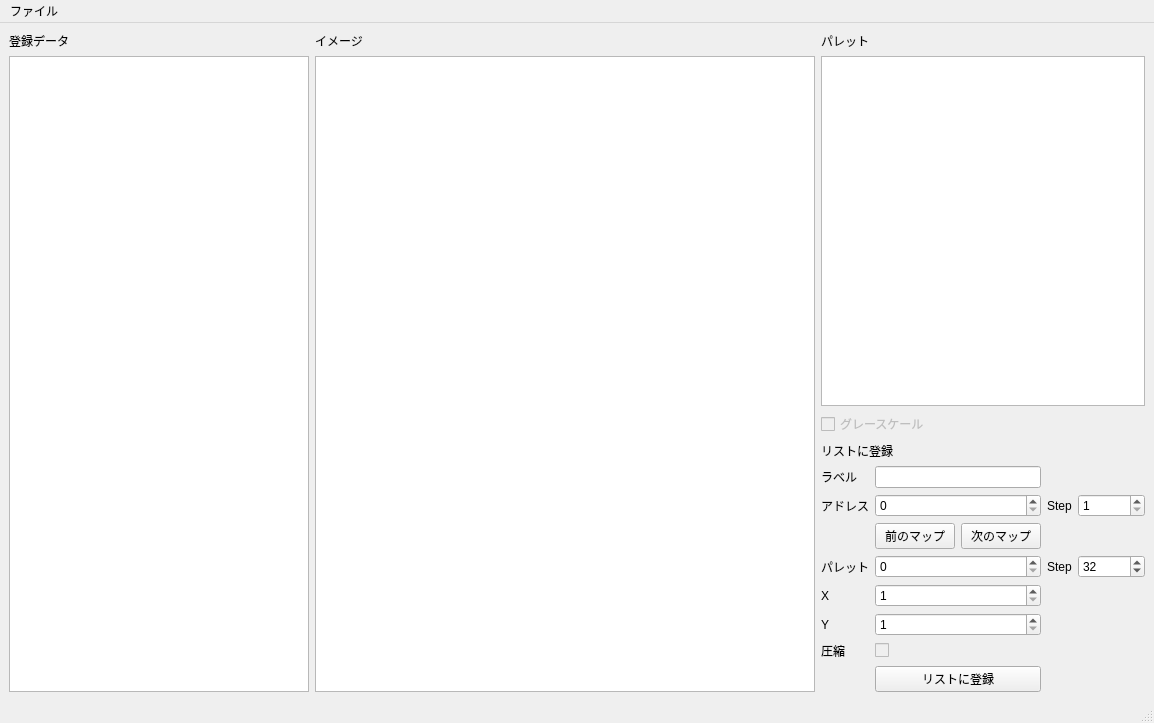
Old version of the form MapModder/MapModder.ui in the repository idealexe/EXE6_Tools.
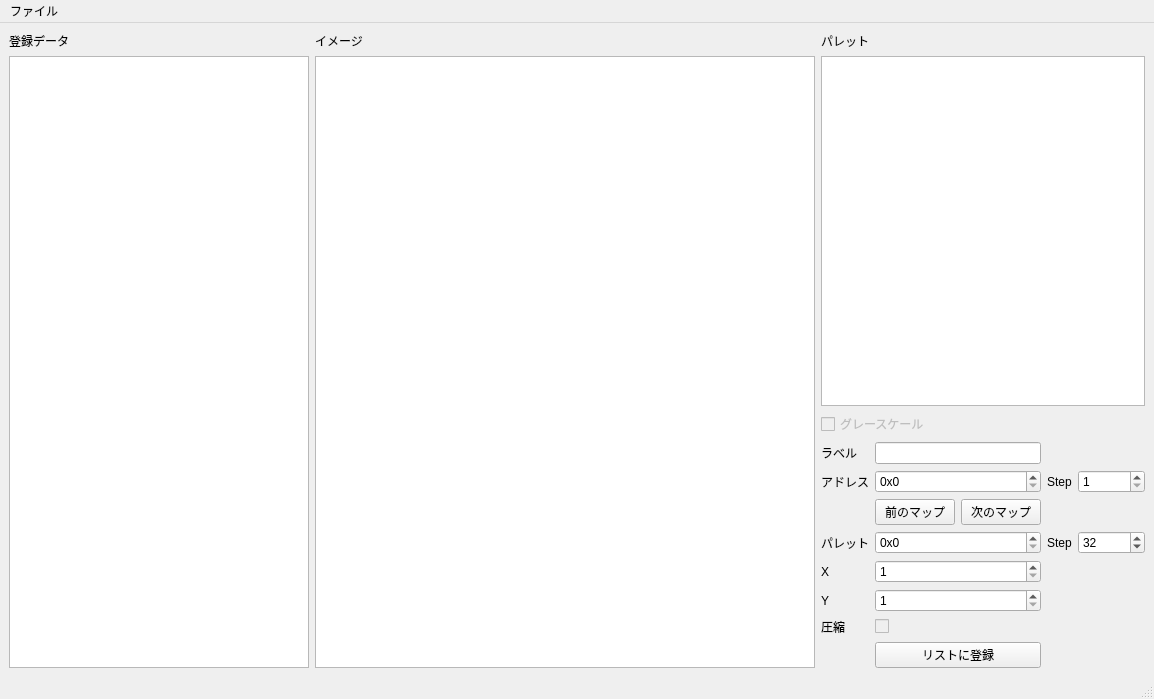
New version of the form. Custom widgets are drawn as their Qt base class.

```diff
--- a/MapModder/MapModder.ui
+++ b/MapModder/MapModder.ui
@@ -125,13 +125,6 @@
       </item>
       <item>
        <layout class="QVBoxLayout" name="verticalLayout_5">
-        <item>
-         <widget class="QLabel" name="label_4">
-          <property name="text">
-           <string>リストに登録</string>
-          </property>
-         </widget>
-        </item>
         <item>
          <layout class="QGridLayout" name="gridLayout">
           <item row="1" column="2">
@@ -174,6 +167,9 @@
           </item>
           <item row="5" column="1">
            <widget class="HexSpinBox" name="palAddrBox">
+            <property name="prefix">
+             <string>0x</string>
+            </property>
             <property name="maximum">
              <number>100000000</number>
             </property>
@@ -302,6 +298,9 @@
           </item>
           <item row="1" column="1">
            <widget class="HexSpinBox" name="addrBox">
+            <property name="prefix">
+             <string>0x</string>
+            </property>
             <property name="maximum">
              <number>100000000</number>
             </property>
```
Left out of the diff: 51 changed lines with no effect on the pictures.
